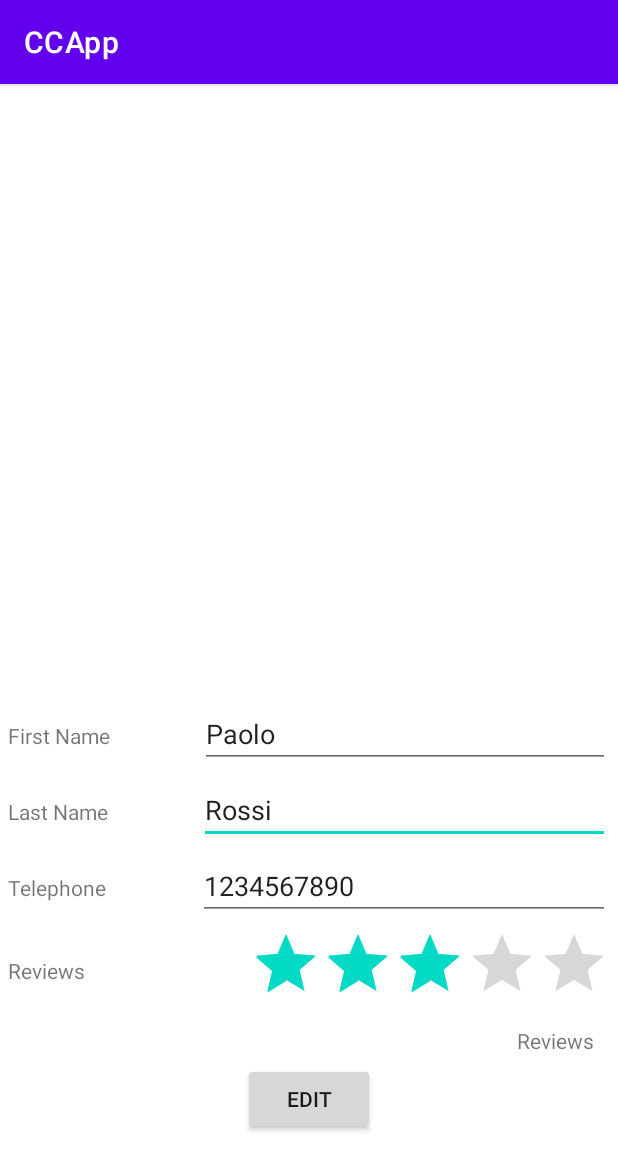
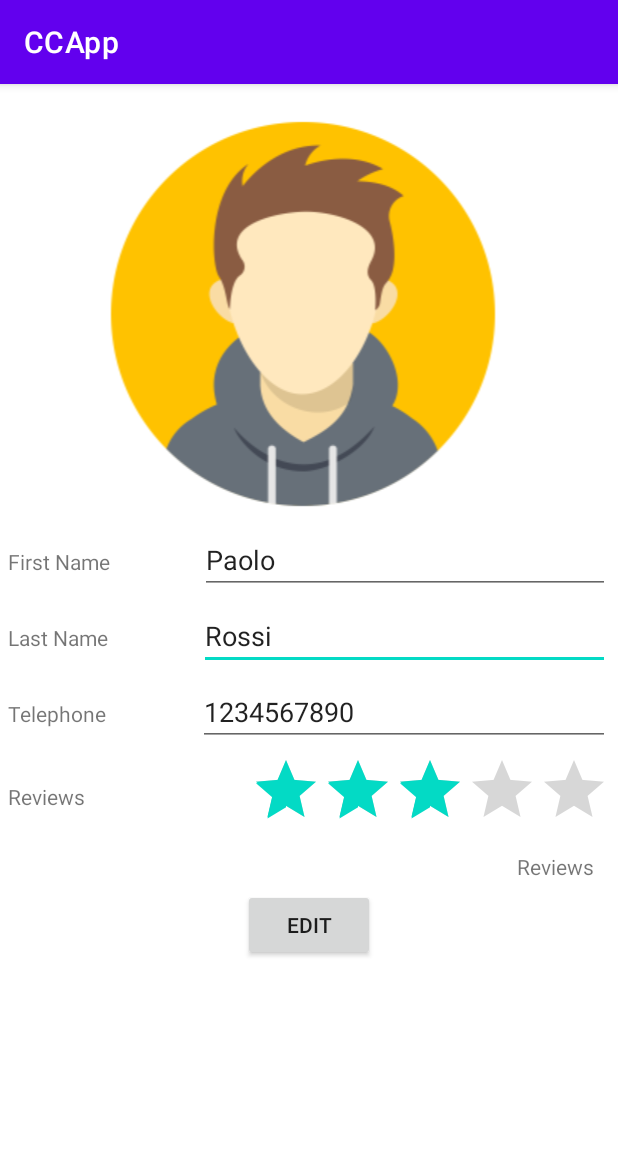
Before and after one commit to FS93/CCApp, an Android app: the ProfileActivity screen opened directly, with no data from a screen before it, on a phone screen of 412 x 824 dp. Shown: the top 1170 px of the screen. Run offline under Robolectric (Android 15) with nearby library versions, the phone set to English and light mode, and no system bars.

Commit message:
Profile View - Edit Button and Avatar Image

```diff
--- a/app/src/main/java/com/example/ccapp/ProfileActivity.kt
+++ b/app/src/main/java/com/example/ccapp/ProfileActivity.kt
@@ -2,20 +2,36 @@ package com.example.ccapp
 
 import androidx.appcompat.app.AppCompatActivity
 import android.os.Bundle
+import android.view.View
 import android.view.ViewGroup
 import android.widget.Button
+import android.widget.EditText
 
 class ProfileActivity : AppCompatActivity() {
 
     private lateinit var layout: ViewGroup
+    private lateinit var edt_first_name: EditText
+    private lateinit var edt_last_name: EditText
+    private lateinit var edt_phone: EditText
 
     override fun onCreate(savedInstanceState: Bundle?) {
         super.onCreate(savedInstanceState)
         setContentView(R.layout.activity_profile)
 
+        edt_first_name = findViewById(R.id.edt_first_name)
+        edt_last_name = findViewById(R.id.edt_last_name)
+        edt_phone = findViewById(R.id.phone)
+
         layout = findViewById(R.id.button_layout)
         val editButton = Button(this)
-        editButton.setText("Edit")
+        editButton.text = "Edit"
         layout.addView(editButton)
+
+        editButton.setOnClickListener {
+            // make content editable
+            //TODO("make content of text views editable")
+
+            layout.removeView(editButton)
+        }
     }
 }
--- a/app/src/main/res/layout/activity_profile.xml
+++ b/app/src/main/res/layout/activity_profile.xml
@@ -11,13 +11,15 @@
     <ImageView
         android:id="@+id/imageView"
         android:layout_width="match_parent"
-        android:layout_height="400dp"
+        android:layout_height="wrap_content"
         android:layout_margin="5dp"
         android:layout_marginTop="16dp"
+        android:src="@drawable/avatar"
         app:layout_constraintEnd_toEndOf="parent"
+        app:layout_constraintHorizontal_bias="0.555"
         app:layout_constraintStart_toStartOf="parent"
         app:layout_constraintTop_toTopOf="parent"
-        tools:src="@drawable/tmp" />
+        tools:visibility="visible" />
 
     <LinearLayout
         android:id="@+id/linearLayout2"
@@ -30,18 +32,20 @@
         tools:layout_editor_absoluteX="-17dp">
 
         <TextView
-            android:id="@+id/tx_first_name"
+            android:id="@+id/tx_last_name"
             android:layout_width="wrap_content"
             android:layout_height="wrap_content"
             android:layout_weight="1"
+            android:editable="false"
             android:text="Last Name" />
 
         <EditText
-            android:id="@+id/edt_first_name"
+            android:id="@+id/edt_last_name"
             android:layout_width="wrap_content"
             android:layout_height="wrap_content"
             android:layout_weight="1"
             android:ems="10"
+            android:editable="false"
             android:inputType="none"
             android:text="Rossi" />
     </LinearLayout>
@@ -58,19 +62,20 @@
         app:layout_constraintTop_toBottomOf="@+id/linearLayout2">
 
         <TextView
-            android:id="@+id/tx_last_name"
+            android:id="@+id/tx_phone"
             android:layout_width="wrap_content"
             android:layout_height="wrap_content"
             android:layout_weight="1"
             android:text="Telephone" />
 
         <EditText
-            android:id="@+id/edt_last_name"
+            android:id="@+id/phone"
             android:layout_width="wrap_content"
             android:layout_height="wrap_content"
             android:layout_weight="1"
             android:ems="10"
             android:inputType="phone"
+            android:editable="false"
             android:text="1234567890" />
     </LinearLayout>
 
@@ -86,14 +91,14 @@
         app:layout_constraintTop_toBottomOf="@+id/imageView">
 
         <TextView
-            android:id="@+id/tx_phone"
+            android:id="@+id/tx_first_name"
             android:layout_width="wrap_content"
             android:layout_height="wrap_content"
             android:layout_weight="1"
             android:text="First Name" />
 
         <EditText
-            android:id="@+id/edt_phone"
+            android:id="@+id/edt_first_name"
             android:layout_width="wrap_content"
             android:layout_height="wrap_content"
             android:layout_weight="1"
```
Also changed, not shown: app/src/main/res/drawable/avatar.png (added), app/src/main/res/drawable/tmp.png (deleted).
